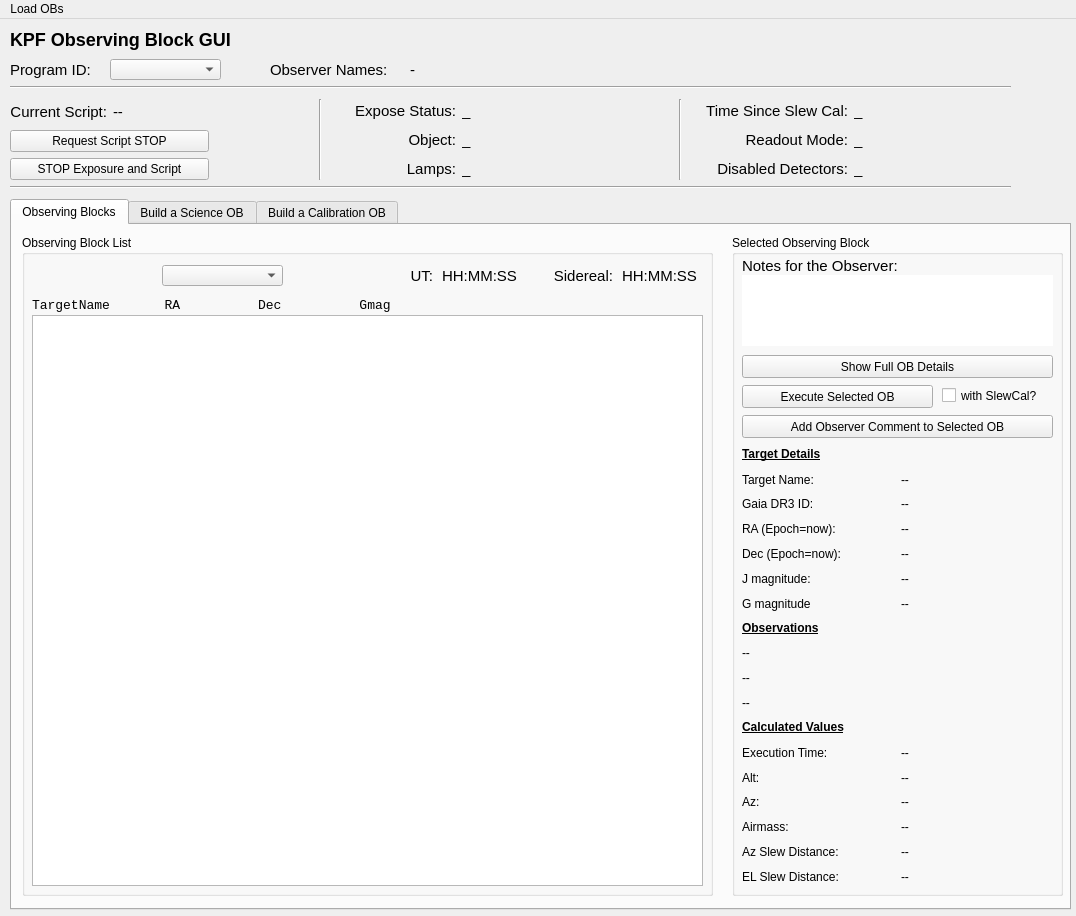
Old version of the form kpf/OB_GUI/KPF_OB_GUI.ui in the repository KeckObservatory/KPFTranslator.
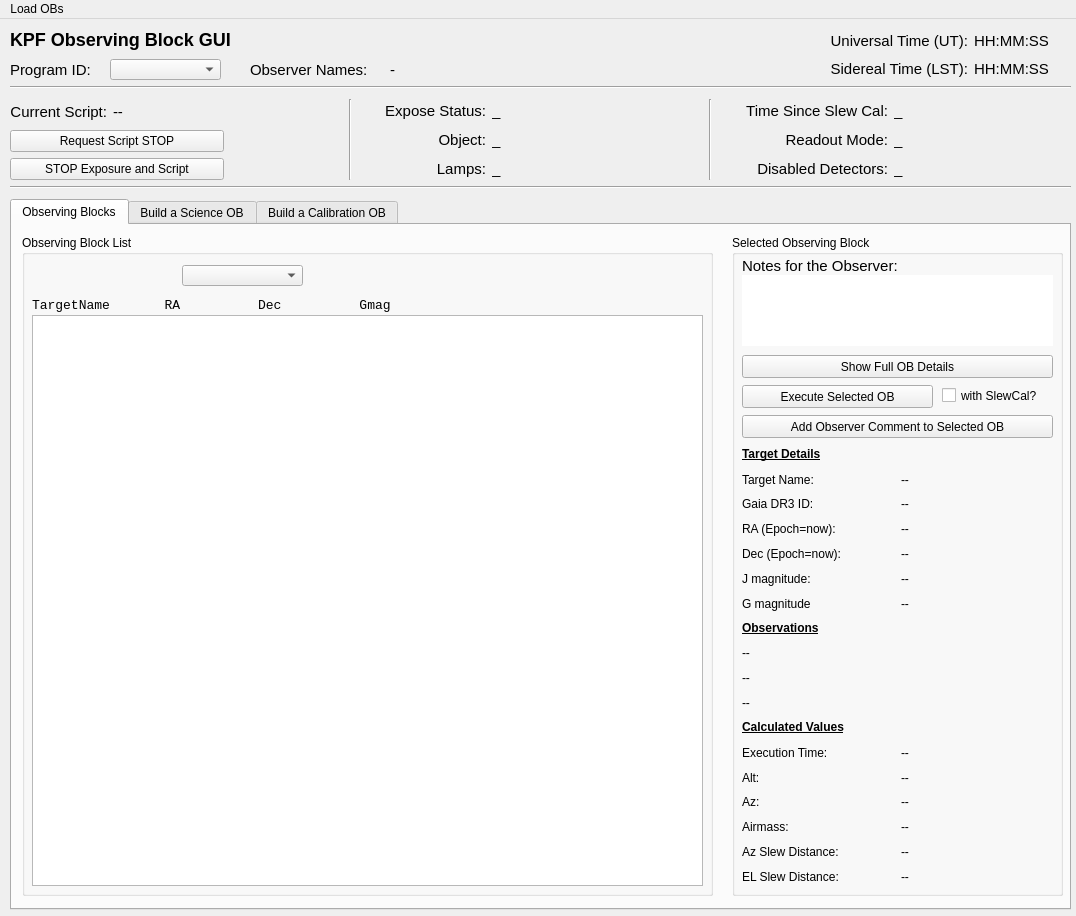
New version of the form.

Commit message: Move times back to upper right

Diff of the .ui file:
```diff
--- a/kpf/OB_GUI/KPF_OB_GUI.ui
+++ b/kpf/OB_GUI/KPF_OB_GUI.ui
@@ -19,7 +19,7 @@
      <rect>
       <x>10</x>
       <y>160</y>
-      <width>1001</width>
+      <width>1061</width>
       <height>16</height>
      </rect>
     </property>
@@ -32,7 +32,7 @@
      <rect>
       <x>10</x>
       <y>80</y>
-      <width>301</width>
+      <width>331</width>
       <height>81</height>
      </rect>
     </property>
@@ -141,7 +141,7 @@
    <widget class="QWidget" name="gridLayoutWidget_3">
     <property name="geometry">
      <rect>
-      <x>330</x>
+      <x>360</x>
       <y>80</y>
       <width>341</width>
       <height>81</height>
@@ -240,9 +240,9 @@
    <widget class="QWidget" name="gridLayoutWidget_8">
     <property name="geometry">
      <rect>
-      <x>690</x>
+      <x>720</x>
       <y>80</y>
-      <width>321</width>
+      <width>341</width>
       <height>81</height>
      </rect>
     </property>
@@ -336,7 +336,7 @@
    <widget class="Line" name="line_5">
     <property name="geometry">
      <rect>
-      <x>310</x>
+      <x>340</x>
       <y>80</y>
       <width>20</width>
       <height>81</height>
@@ -349,7 +349,7 @@
    <widget class="Line" name="line_6">
     <property name="geometry">
      <rect>
-      <x>670</x>
+      <x>700</x>
       <y>80</y>
       <width>20</width>
       <height>81</height>
@@ -390,7 +390,7 @@
       <widget class="QComboBox" name="SortOrWeather">
        <property name="geometry">
         <rect>
-         <x>140</x>
+         <x>160</x>
          <y>30</y>
          <width>121</width>
          <height>21</height>
@@ -419,7 +419,7 @@
       <widget class="QLabel" name="SortOrWeatherLabel">
        <property name="geometry">
         <rect>
-         <x>10</x>
+         <x>30</x>
          <y>30</y>
          <width>121</width>
          <height>21</height>
@@ -431,7 +431,7 @@
         </font>
        </property>
        <property name="text">
-        <string> </string>
+        <string/>
        </property>
        <property name="alignment">
         <set>Qt::AlignRight|Qt::AlignTrailing|Qt::AlignVCenter</set>
@@ -456,84 +456,6 @@
         <string>TargetName       RA          Dec          Gmag</string>
        </property>
       </widget>
-      <widget class="QLabel" name="label_8">
-       <property name="geometry">
-        <rect>
-         <x>370</x>
-         <y>30</y>
-         <width>41</width>
-         <height>21</height>
-        </rect>
-       </property>
-       <property name="font">
-        <font>
-         <pointsize>11</pointsize>
-        </font>
-       </property>
-       <property name="text">
-        <string>UT:</string>
-       </property>
-       <property name="alignment">
-        <set>Qt::AlignRight|Qt::AlignTrailing|Qt::AlignVCenter</set>
-       </property>
-      </widget>
-      <widget class="QLabel" name="UTValue">
-       <property name="geometry">
-        <rect>
-         <x>420</x>
-         <y>30</y>
-         <width>81</width>
-         <height>21</height>
-        </rect>
-       </property>
-       <property name="font">
-        <font>
-         <pointsize>11</pointsize>
-        </font>
-       </property>
-       <property name="text">
-        <string>HH:MM:SS</string>
-       </property>
-      </widget>
-      <widget class="QLabel" name="label_9">
-       <property name="geometry">
-        <rect>
-         <x>510</x>
-         <y>30</y>
-         <width>81</width>
-         <height>21</height>
-        </rect>
-       </property>
-       <property name="font">
-        <font>
-         <pointsize>11</pointsize>
-        </font>
-       </property>
-       <property name="text">
-        <string>Sidereal:</string>
-       </property>
-       <property name="alignment">
-        <set>Qt::AlignRight|Qt::AlignTrailing|Qt::AlignVCenter</set>
-       </property>
-      </widget>
-      <widget class="QLabel" name="SiderealTimeValue">
-       <property name="geometry">
-        <rect>
-         <x>600</x>
-         <y>30</y>
-         <width>81</width>
-         <height>21</height>
-        </rect>
-       </property>
-       <property name="font">
-        <font>
-         <pointsize>11</pointsize>
-        </font>
-       </property>
-       <property name="text">
-        <string>HH:MM:SS</string>
-       </property>
-      </widget>
      </widget>
      <widget class="QGroupBox" name="groupBox_2">
       <property name="geometry">
@@ -882,7 +804,7 @@
    <widget class="QLabel" name="label_89">
     <property name="geometry">
      <rect>
-      <x>270</x>
+      <x>250</x>
       <y>40</y>
       <width>131</width>
       <height>21</height>
@@ -918,9 +840,9 @@
    <widget class="QLabel" name="Observer">
     <property name="geometry">
      <rect>
-      <x>410</x>
+      <x>390</x>
       <y>40</y>
-      <width>601</width>
+      <width>431</width>
       <height>21</height>
      </rect>
     </property>
@@ -938,7 +860,7 @@
      <rect>
       <x>10</x>
       <y>60</y>
-      <width>1001</width>
+      <width>1061</width>
       <height>16</height>
      </rect>
     </property>
@@ -956,6 +878,72 @@
      </rect>
     </property>
    </widget>
+   <widget class="QWidget" name="gridLayoutWidget">
+    <property name="geometry">
+     <rect>
+      <x>830</x>
+      <y>10</y>
+      <width>240</width>
+      <height>51</height>
+     </rect>
+    </property>
+    <layout class="QGridLayout" name="gridLayout">
+     <item row="0" column="0">
+      <widget class="QLabel" name="label_8">
+       <property name="font">
+        <font>
+         <pointsize>11</pointsize>
+        </font>
+       </property>
+       <property name="text">
+        <string>Universal Time (UT):</string>
+       </property>
+       <property name="alignment">
+        <set>Qt::AlignRight|Qt::AlignTrailing|Qt::AlignVCenter</set>
+       </property>
+      </widget>
+     </item>
+     <item row="1" column="0">
+      <widget class="QLabel" name="label_9">
+       <property name="font">
+        <font>
+         <pointsize>11</pointsize>
+        </font>
+       </property>
+       <property name="text">
+        <string>Sidereal Time (LST):</string>
+       </property>
+       <property name="alignment">
+        <set>Qt::AlignRight|Qt::AlignTrailing|Qt::AlignVCenter</set>
+       </property>
+      </widget>
+     </item>
+     <item row="0" column="1">
+      <widget class="QLabel" name="UTValue">
+       <property name="font">
+        <font>
+         <pointsize>11</pointsize>
+        </font>
+       </property>
+       <property name="text">
+        <string>HH:MM:SS</string>
+       </property>
+      </widget>
+     </item>
+     <item row="1" column="1">
+      <widget class="QLabel" name="SiderealTimeValue">
+       <property name="font">
+        <font>
+         <pointsize>11</pointsize>
+        </font>
+       </property>
+       <property name="text">
+        <string>HH:MM:SS</string>
+       </property>
+      </widget>
+     </item>
+    </layout>
+   </widget>
   </widget>
   <widget class="QMenuBar" name="menuBar">
    <property name="geometry">
```
Left out of the diff: 8 changed lines with no effect on the pictures.
